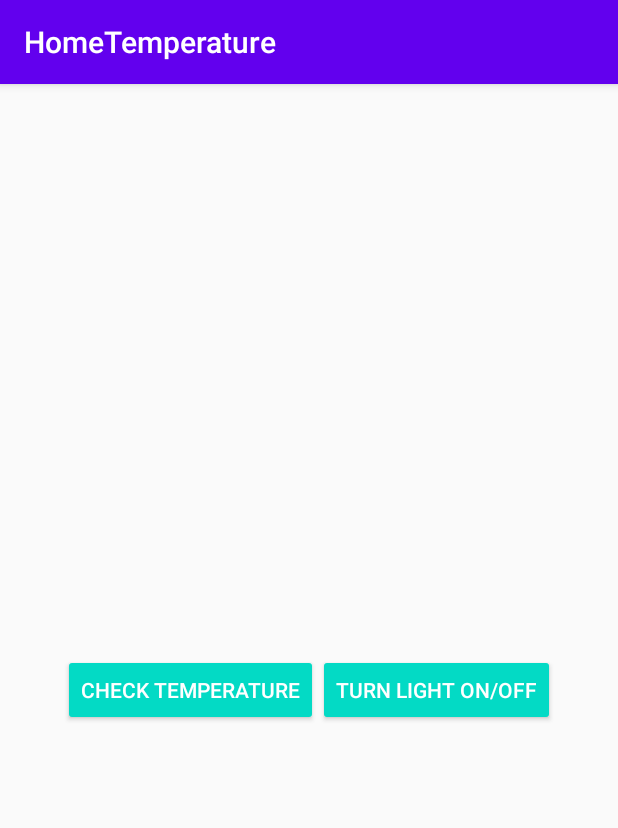
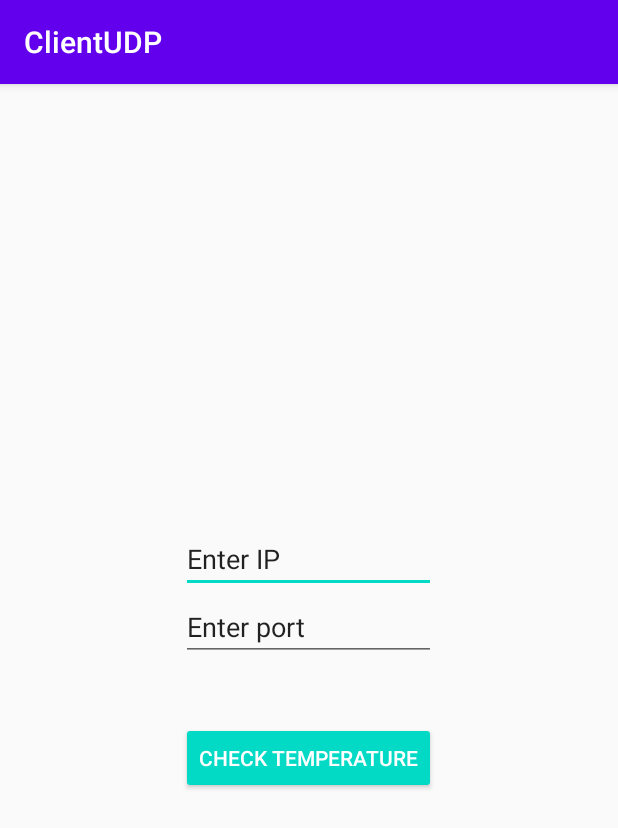
Before and after one commit to SzymonOzog/HomeTemperature, an Android app: the screen it shows after launch (MainActivity), after a tap on "CHECK TEMPERATURE", on a phone screen of 412 x 824 dp. Shown: the top 828 px of the screen. Run offline under Robolectric (Android 15) with nearby library versions, the phone set to English and light mode, and no system bars; 1 statement that could not run was skipped.

Commit message:
Initial commit

```diff
--- a/app/src/main/java/com/example/hometemperature/MainActivity.java
+++ b/app/src/main/java/com/example/hometemperature/MainActivity.java
@@ -6,6 +6,7 @@ import android.os.Bundle;
 import android.util.Log;
 import android.view.View;
 import android.widget.Button;
+import android.widget.EditText;
 import android.widget.TextView;
 
 import java.io.IOException;
@@ -17,49 +18,55 @@ import java.net.SocketException;
 
 public class MainActivity extends AppCompatActivity {
 
-    TextView temperatureTV;
-    Button checkTemperatureBtn, lightBtn;
-    public static int port = 2390;
+    EditText portET, ipET;
+    TextView replyTV;
+    Button sendData;
+    public static int port = 8888;
     public static String ipAddress = "192.168.0.13";
 
     @Override
     protected void onCreate(Bundle savedInstanceState) {
         super.onCreate(savedInstanceState);
         setContentView(R.layout.activity_main);
-        temperatureTV = findViewById((R.id.temperatureTV));
-        checkTemperatureBtn = findViewById((R.id.checkTempBtn));
-        lightBtn = findViewById((R.id.turnLightBtn));
-        checkTemperatureBtn.setOnClickListener(new View.OnClickListener() {
+
+        portET = findViewById((R.id.server_port));
+        ipET = findViewById((R.id.server_ip));
+        portET.setText("Enter port");
+        ipET.setText("Enter IP");
+        replyTV = findViewById((R.id.Reply));
+        sendData = findViewById((R.id.SendData));
+        sendData.setOnClickListener(new View.OnClickListener() {
             @Override
             public void onClick(View view) {
-                new Thread(new ClientSend("GetTemperature")).start();
-                ClientListen listener = new ClientListen();
+                int port = Integer.parseInt(portET.getText().toString());
+                String IP = ipET.getText().toString();
+                new Thread(new ClientSend("Check Temperature", port, IP)).start();
+                ClientListen listener = new ClientListen(port);
                 new Thread(listener).start();
-            }
-        });
-        lightBtn.setOnClickListener(new View.OnClickListener() {
-            @Override
-            public void onClick(View view) {
-                new Thread(new ClientSend("Light")).start();
             }
         });
     }
 
     class ClientSend implements Runnable {
         String textToSend = "";
-        ClientSend(String _textToSend){
+        int port = 0;
+        String IP = "";
+        ClientSend(String _textToSend, int _port, String _IP){
             textToSend = _textToSend;
+            port = _port;
+            IP = _IP;
         }
         @Override
         public void run() {
             try {
                 DatagramSocket udpSocket = new DatagramSocket(null);
                 udpSocket.setReuseAddress(true);
-                udpSocket.bind(new InetSocketAddress(MainActivity.port));
-                InetAddress serverAddress = InetAddress.getByName(MainActivity.ipAddress);
+                udpSocket.bind(new InetSocketAddress(port));
+                InetAddress serverAddress = InetAddress.getByName(IP);
                 byte[] buf = textToSend.getBytes();
                 DatagramPacket packet = new DatagramPacket(buf, buf.length, serverAddress, MainActivity.port);
                 udpSocket.send(packet);
+                Log.d("UDP", "Sent data");
             } catch (SocketException e) {
                 Log.e("Udp:", "Socket Error:", e);
             } catch (IOException e) {
@@ -71,7 +78,10 @@ public class MainActivity extends AppCompatActivity {
     class ClientListen implements Runnable {
 
         String temperature;
-
+        int port;
+        ClientListen(int _port) {
+            port = _port;
+        }
         @Override
         public void run() {
             while (true) {
@@ -87,7 +97,7 @@ public class MainActivity extends AppCompatActivity {
                     runOnUiThread(new Runnable() {
                         @Override
                         public void run() {
-                            temperatureTV.setText(temperature);
+                            replyTV.setText(temperature);
                         }
                     });
                     Log.d("Received data", temperature);
--- a/app/src/main/res/layout/activity_main.xml
+++ b/app/src/main/res/layout/activity_main.xml
@@ -10,9 +10,25 @@
     tools:context=".MainActivity">
         <TableRow
             android:layout_gravity="center">
+            <EditText
+            android:id="@+id/server_ip"
+            android:layout_height="wrap_content"
+            android:layout_width="match_parent"
+            android:inputType="text"/>
+        </TableRow>
+        <TableRow
+            android:layout_gravity="center">
+            <EditText
+                android:id="@+id/server_port"
+                android:layout_height="wrap_content"
+                android:layout_width="match_parent"
+                android:inputType="text"/>
+        </TableRow>
+        <TableRow
+            android:layout_gravity="center">
 
             <TextView
-                android:id="@+id/temperatureTV"
+                android:id="@+id/Reply"
                 android:layout_width="wrap_content"
                 android:layout_height="wrap_content"
                 android:gravity="center"
@@ -25,16 +41,10 @@
             android:layout_gravity="center">
 
             <Button
-                android:id="@+id/checkTempBtn"
+                android:id="@+id/SendData"
                 style="@style/Widget.AppCompat.Button.Colored"
                 android:layout_width="match_parent"
                 android:layout_height="match_parent"
-                android:text="Check temperature" />
-            <Button
-                android:id="@+id/turnLightBtn"
-                style="@style/Widget.AppCompat.Button.Colored"
-                android:layout_width="match_parent"
-                android:layout_height="match_parent"
-                android:text="Turn light on/off" />
+                android:text="Check Temperature" />
         </TableRow>
     </TableLayout>
--- a/app/src/main/res/values/strings.xml
+++ b/app/src/main/res/values/strings.xml
@@ -1,3 +1,3 @@
 <resources>
-    <string name="app_name">HomeTemperature</string>
+    <string name="app_name">ClientUDP</string>
 </resources>
--- a/settings.gradle
+++ b/settings.gradle
@@ -1,2 +1,2 @@
 include ':app'
-rootProject.name = "HomeTemperature"
+rootProject.name = "ClientUDP"
```
Also changed, not shown: 2 other files.
